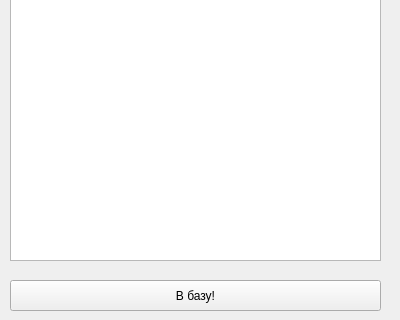
Before: the Qt Designer form userdetails.ui in unix-admin/ita_cource, drawn with Qt 5; both pictures show x 0 to 400 and y 260 to 580 of the 400 by 580 pixel window.
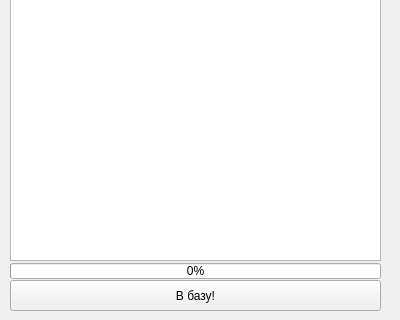
After: the same form once the commit is applied.

```diff
--- a/userdetails.ui
+++ b/userdetails.ui
@@ -174,6 +174,19 @@
     <enum>Qt::ClickFocus</enum>
    </property>
   </widget>
+  <widget class="QProgressBar" name="progressBar">
+   <property name="geometry">
+    <rect>
+     <x>10</x>
+     <y>523</y>
+     <width>371</width>
+     <height>16</height>
+    </rect>
+   </property>
+   <property name="value">
+    <number>0</number>
+   </property>
+  </widget>
  </widget>
  <resources/>
  <connections/>
```
